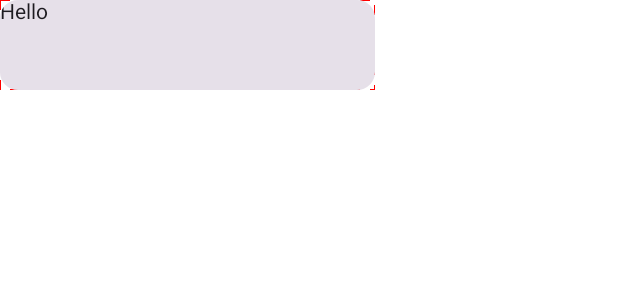
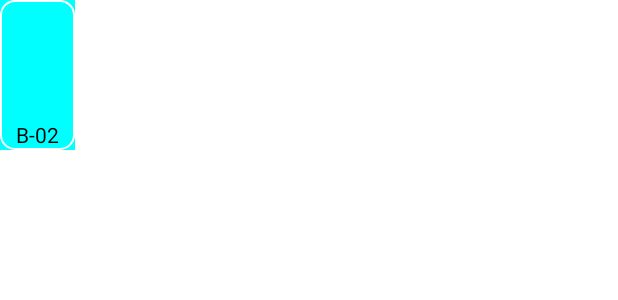
Before and after one commit to Meriem453/Navira, an Android app built with Jetpack Compose: the @Preview function QuayPrev, on a phone screen of 412 x 824 dp. Shown: the top 300 px of the screen. Run offline under Robolectric (Android 15) with nearby library versions, the phone set to English and light mode, and no system bars.

Commit message:
mapScreen changes

```diff
--- /dev/null
+++ b/app/src/main/java/com/example/hackathonapp/items/QuayItem.kt
@@ -0,0 +1,69 @@
+package com.example.hackathonapp.items
+
+import androidx.compose.foundation.background
+import androidx.compose.foundation.border
+import androidx.compose.foundation.layout.Arrangement
+import androidx.compose.foundation.layout.Box
+import androidx.compose.foundation.layout.Column
+import androidx.compose.foundation.layout.Spacer
+import androidx.compose.foundation.layout.padding
+import androidx.compose.foundation.layout.size
+import androidx.compose.foundation.shape.RoundedCornerShape
+import androidx.compose.material3.Text
+import androidx.compose.runtime.Composable
+import androidx.compose.ui.Alignment
+import androidx.compose.ui.Modifier
+import androidx.compose.ui.draw.blur
+import androidx.compose.ui.draw.drawBehind
+import androidx.compose.ui.graphics.Brush
+import androidx.compose.ui.graphics.Color
+import androidx.compose.ui.graphics.PathEffect
+import androidx.compose.ui.graphics.drawscope.Stroke
+import androidx.compose.ui.modifier.modifierLocalConsumer
+import androidx.compose.ui.tooling.preview.Preview
+import androidx.compose.ui.unit.dp
+import com.example.hackathonapp.model.Quay
+
+@Composable
+fun Quay(quay: Quay) {
+    val stroke = Stroke(
+        width = 2f,
+        pathEffect = PathEffect.dashPathEffect(floatArrayOf(10f, 10f), 0f)
+    )
+
+    val brush = Brush.linearGradient(
+        colors = listOf(Color.White, Color.White),
+    )
+
+    Column(
+        modifier = Modifier
+            .size(50.dp, 100.dp)
+            .border(
+                width = 1.dp,
+                brush = brush,
+                shape = RoundedCornerShape(10.dp)
+            )
+            .background(Color.Cyan)
+
+        ,
+        horizontalAlignment = Alignment.CenterHorizontally,
+        verticalArrangement = Arrangement.SpaceEvenly
+
+
+    ) {
+
+        Spacer(modifier = Modifier.weight(1f))
+        Text(
+            "B-02",
+            modifier = Modifier.padding(1.dp)
+        )
+
+    }
+
+}
+
+@Preview
+@Composable
+fun QuayPrev() {
+    Quay(Quay(1, true, null))
+}
--- a/app/src/main/java/com/example/hackathonapp/screens/MapScreen.kt
+++ b/app/src/main/java/com/example/hackathonapp/screens/MapScreen.kt
@@ -1,32 +1,44 @@
 package com.example.hackathonapp.screens
 
+import androidx.compose.foundation.Image
 import androidx.compose.foundation.layout.Box
 import androidx.compose.foundation.layout.fillMaxSize
 import androidx.compose.foundation.layout.size
 import androidx.compose.material3.Card
 import androidx.compose.material3.Text
 import androidx.compose.runtime.Composable
+import androidx.compose.ui.Alignment
 import androidx.compose.ui.Modifier
 import androidx.compose.ui.draw.drawBehind
 import androidx.compose.ui.graphics.Color
 import androidx.compose.ui.graphics.PaintingStyle.Companion.Stroke
 import androidx.compose.ui.graphics.PathEffect
 import androidx.compose.ui.graphics.drawscope.Stroke
+import androidx.compose.ui.layout.ContentScale
+import androidx.compose.ui.res.painterResource
 import androidx.compose.ui.tooling.preview.Preview
 import androidx.compose.ui.unit.dp
+import com.example.hackathonapp.R
 import com.example.hackathonapp.model.Quay
 
 @Composable
 fun MapScreen() {
     Box(
         modifier = Modifier.fillMaxSize()
-    ){
+    ) {
 
+        Image(
+            painter = painterResource(id = R.drawable.mapscreenbg),
+            contentDescription = "background",
+            contentScale = ContentScale.FillBounds,
+            modifier = Modifier
+                .matchParentSize()
+             ,
+        )
 
     }
 
 }
-
 
 
 @Preview
@@ -34,32 +46,3 @@ fun MapScreen() {
 private fun MapScreenPrev() {
     MapScreen()
 }
-
-
-
-@Composable
-fun Quay(quay: Quay, ){
-    val stroke = Stroke(width = 2f,
-        pathEffect = PathEffect.dashPathEffect(floatArrayOf(10f, 10f), 0f)
-    )
-
-    Card(
-        modifier = Modifier
-            .size(250.dp, 60.dp)
-            .drawBehind {
-                drawRoundRect(color = Color.Red, style = stroke)
-            },
-    ) {
-
-        Text(text = "Hello")
-
-    }
-
-}
-
-@Preview
-@Composable
-fun QuayPrev () {
-
-    Quay(Quay(1, true, null))
-}
--- a/build.gradle.kts
+++ b/build.gradle.kts
@@ -1,6 +1,6 @@
 // Top-level build file where you can add configuration options common to all sub-projects/modules.
 plugins {
-    id("com.android.application") version "8.0.0" apply false
+    id("com.android.application") version "8.2.2" apply false
     id("org.jetbrains.kotlin.android") version "1.9.0" apply false
     id ("com.google.devtools.ksp") version ("1.9.0-1.0.11") apply false
     id ("com.google.dagger.hilt.android") version "2.50" apply false
```
Also changed, not shown: app/src/main/java/com/example/hackathonapp/items/CustomButton.kt (added, +73 -0 lines), app/src/main/res/drawable/bellicon.xml (added, +11 -0 lines), app/src/main/res/drawable/mapscreenbg.png (added).
